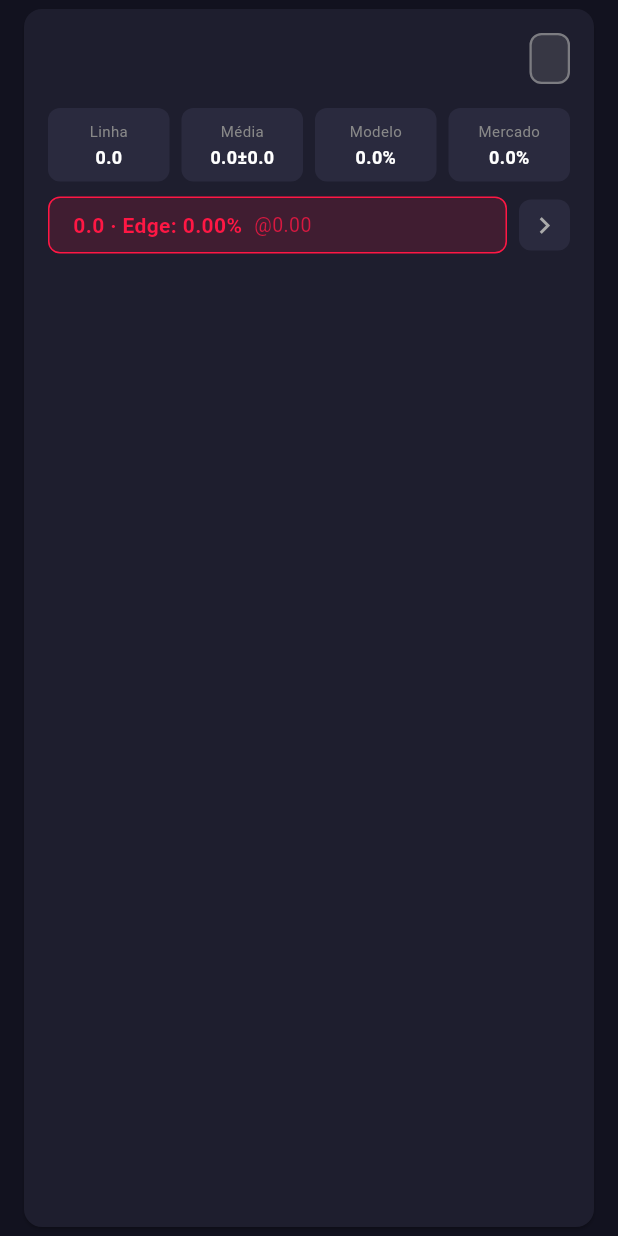
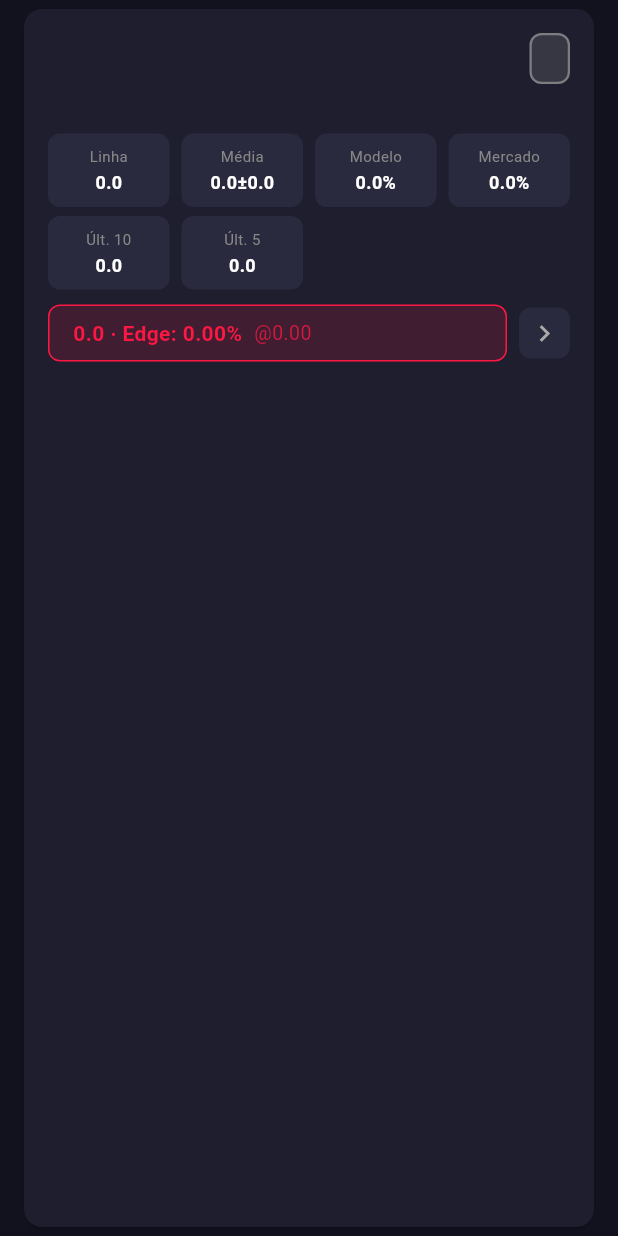
Before and after one commit to ubereats-oss/edge-finder, a Flutter app: the PropCard widget shown alone on an empty page, opened directly with empty values, on a phone screen of 412 x 824 dp. Run offline on Flutter 3.47's test engine with Material 3 defaults, Android fonts, the phone set to English and light mode, and no system bars; our stand-ins replace shared_preferences; accounts and stored records are empty; network calls fail.

Commit message:
feat: time do jogador e medias ult 5 e 10 jogos no prop card

```diff
--- a/lib/widgets/prop_card.dart
+++ b/lib/widgets/prop_card.dart
@@ -73,6 +73,9 @@
     final edge = (widget.prop['edge'] as num).toDouble();
     final avg = (widget.prop['playerAvg'] as num).toDouble();
     final std = (widget.prop['playerStd'] as num).toDouble();
+    final avg5 = (widget.prop['playerAvg5'] as num?)?.toDouble();
+    final avg10 = (widget.prop['playerAvg10'] as num?)?.toDouble();
+    final playerTeam = widget.prop['playerTeam'] as String?;
     final line = (widget.prop['line'] as num).toDouble();
     final modelProb = (widget.prop['modelProb'] as num).toDouble();
     final impliedProb = (widget.prop['impliedProb'] as num).toDouble();
@@ -125,6 +128,14 @@
                               fontSize: 15,
                               fontWeight: FontWeight.bold),
                         ),
+                        if (playerTeam != null) ...[
+                          const SizedBox(height: 1),
+                          Text(
+                            playerTeam,
+                            style: const TextStyle(
+                                color: Color(0xFF7C4DFF), fontSize: 11),
+                          ),
+                        ],
                         const SizedBox(height: 2),
                         Text(
                           widget.prop['game'] as String,
@@ -219,6 +230,20 @@
                   _statBox('Modelo', '${modelProb.toStringAsFixed(1)}%'),
                   const SizedBox(width: 8),
                   _statBox('Mercado', '${impliedProb.toStringAsFixed(1)}%'),
+                ],
+              ),
+              const SizedBox(height: 6),
+              Row(
+                children: [
+                  _statBox('Últ. 10',
+                      avg10 != null ? avg10.toStringAsFixed(1) : '-'),
+                  const SizedBox(width: 8),
+                  _statBox(
+                      'Últ. 5', avg5 != null ? avg5.toStringAsFixed(1) : '-'),
+                  const SizedBox(width: 8),
+                  const Expanded(child: SizedBox()),
+                  const SizedBox(width: 8),
+                  const Expanded(child: SizedBox()),
                 ],
               ),
               const SizedBox(height: 10),
```
Also changed, not shown: 1 other file.
